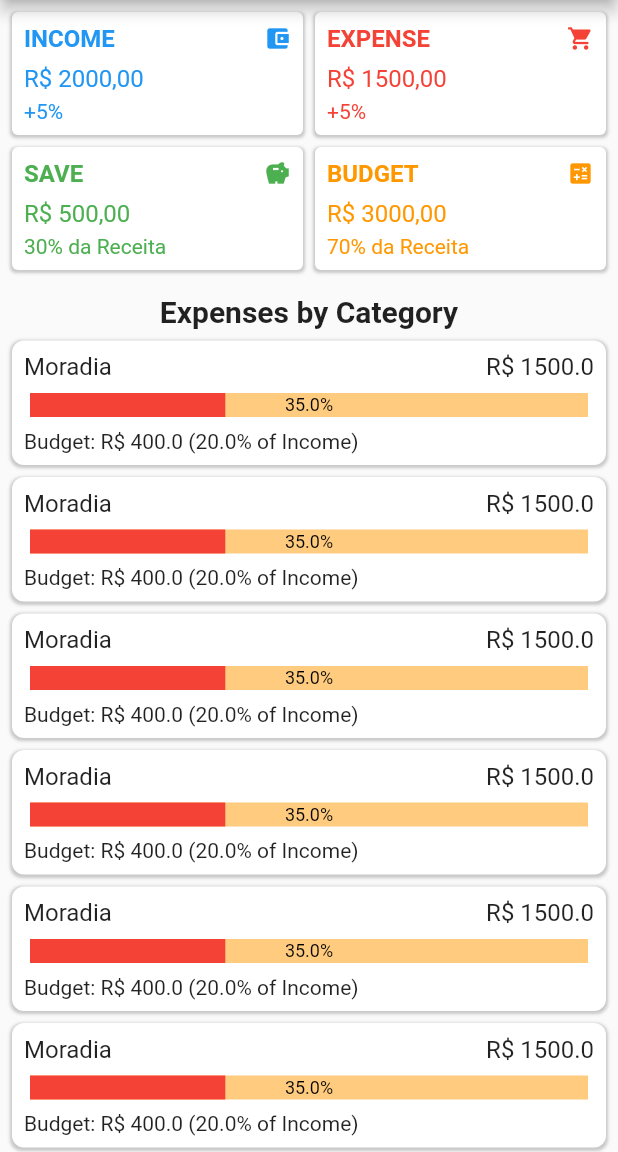
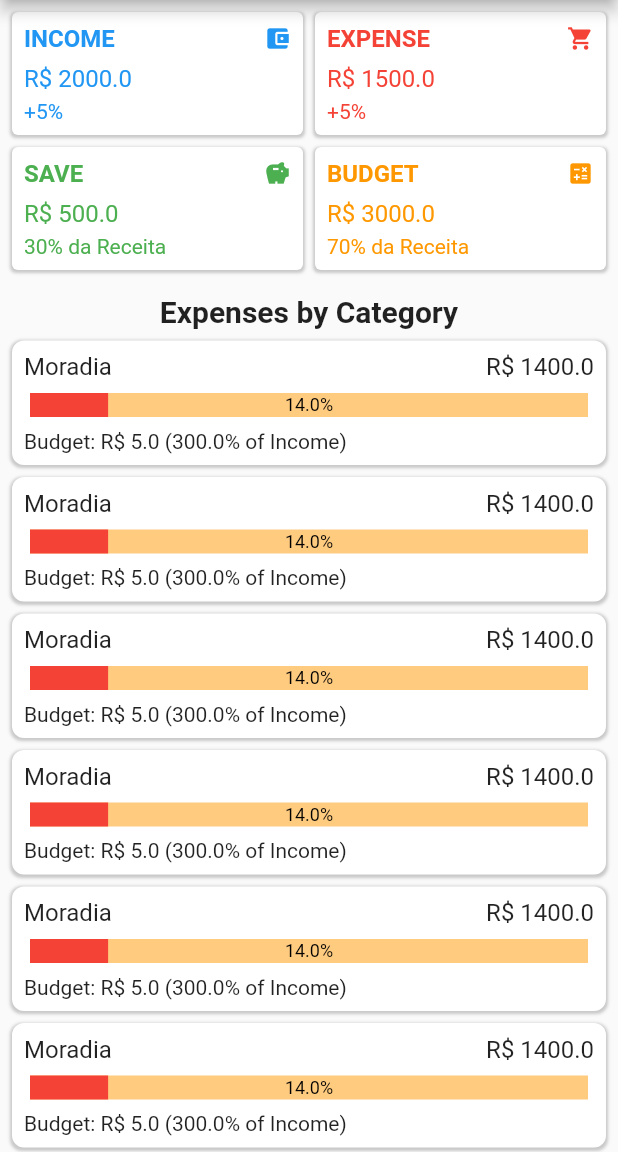
Before and after one commit to hebertjulio/mesames, a Flutter app: the screen it shows after launch, on a phone screen of 412 x 824 dp, the part 84-1236 px from its top. Run offline on Flutter 3.47's test engine with Material 2 defaults, Android fonts, the phone set to English and light mode, and no system bars; drawn by our look-alikes of percent_indicator.

Commit message:
Ajustes nos componentes overview e chart by category

```diff
--- a/lib/components/chart_by_category.dart
+++ b/lib/components/chart_by_category.dart
@@ -2,6 +2,10 @@ import 'package:flutter/material.dart';
 import 'package:percent_indicator/percent_indicator.dart';
 
 class ChartByCategory extends StatelessWidget {
+  final List<ChartByCategoryData> _data;
+
+  ChartByCategory(this._data) : assert(_data != null);
+
   @override
   Widget build(BuildContext context) {
     return Column(
@@ -20,26 +24,8 @@ class ChartByCategory extends StatelessWidget {
           physics: NeverScrollableScrollPhysics(),
           scrollDirection: Axis.vertical,
           shrinkWrap: true,
-          children: [
-            _ChartByCategoryItem(
-                ChartByCategoryData('Moradia', 'R\$', 35, 1500, 400, 20)),
-            _ChartByCategoryItem(
-                ChartByCategoryData('Moradia', 'R\$', 35, 1500, 400, 20)),
-            _ChartByCategoryItem(
-                ChartByCategoryData('Moradia', 'R\$', 35, 1500, 400, 20)),
-            _ChartByCategoryItem(
-                ChartByCategoryData('Moradia', 'R\$', 35, 1500, 400, 20)),
-            _ChartByCategoryItem(
-                ChartByCategoryData('Moradia', 'R\$', 35, 1500, 400, 20)),
-            _ChartByCategoryItem(
-                ChartByCategoryData('Moradia', 'R\$', 35, 1500, 400, 20)),
-            _ChartByCategoryItem(
-                ChartByCategoryData('Moradia', 'R\$', 35, 1500, 400, 20)),
-            _ChartByCategoryItem(
-                ChartByCategoryData('Moradia', 'R\$', 35, 1500, 400, 20)),
-            _ChartByCategoryItem(
-                ChartByCategoryData('Moradia', 'R\$', 35, 1500, 400, 20)),
-          ],
+          children:
+              this._data.map((data) => _ChartByCategoryItem(data)).toList(),
         ),
       ],
     );
@@ -137,8 +123,8 @@ class ChartByCategoryData {
   ChartByCategoryData(
     this.categoryName,
     this.currency,
+    this.totalValue,
     this.totalPercentage,
-    this.totalValue,
     this.budgetValue,
     this.budgetpercentage,
   );
--- a/lib/components/overview.dart
+++ b/lib/components/overview.dart
@@ -1,53 +1,50 @@
 import 'package:flutter/material.dart';
 
 class Overview extends StatelessWidget {
-  final OverviewData income;
-  final OverviewData expense;
-  final OverviewData save;
-  final OverviewData budget;
+  final OverviewData _incomeData;
+  final OverviewData _expenseData;
+  final OverviewData _saveData;
+  final OverviewData _budgetData;
 
-  Overview({this.income, this.expense, this.save, this.budget});
+  Overview(
+    this._incomeData,
+    this._expenseData,
+    this._saveData,
+    this._budgetData,
+  )   : assert(_incomeData != null),
+        assert(_expenseData != null),
+        assert(_saveData != null),
+        assert(_budgetData != null);
 
   @override
   Widget build(BuildContext context) {
     return Column(
       children: [
-        Row(
-          mainAxisAlignment: MainAxisAlignment.spaceBetween,
-          children: [
-            _OverviewItem(
-                title: 'INCOME',
-                data: this.income,
-                color: Colors.blue,
-                icon: Icons.account_balance_wallet,
-                onTap: () {}),
-            SizedBox(width: 8),
-            _OverviewItem(
-                title: 'EXPENSE',
-                data: this.expense,
-                color: Colors.red,
-                icon: Icons.shopping_cart,
-                onTap: () {}),
-          ],
+        Padding(
+          padding: const EdgeInsets.only(bottom: 4.0),
+          child: Row(
+            mainAxisAlignment: MainAxisAlignment.spaceBetween,
+            children: [
+              _OverviewItem('INCOME', this._incomeData, Colors.blue,
+                  Icons.account_balance_wallet, () {}),
+              SizedBox(width: 8),
+              _OverviewItem('EXPENSE', this._expenseData, Colors.red,
+                  Icons.shopping_cart, () {}),
+            ],
+          ),
         ),
-        SizedBox(height: 8),
-        Row(
-          mainAxisAlignment: MainAxisAlignment.spaceBetween,
-          children: [
-            _OverviewItem(
-                title: 'SAVE',
-                data: this.save,
-                color: Colors.green,
-                icon: Icons.savings,
-                onTap: () {}),
-            SizedBox(width: 8),
-            _OverviewItem(
-                title: 'BUDGET',
-                data: this.budget,
-                color: Colors.orange,
-                icon: Icons.calculate,
-                onTap: () {}),
-          ],
+        Padding(
+          padding: const EdgeInsets.only(top: 4.0),
+          child: Row(
+            mainAxisAlignment: MainAxisAlignment.spaceBetween,
+            children: [
+              _OverviewItem(
+                  'SAVE', this._saveData, Colors.green, Icons.savings, () {}),
+              SizedBox(width: 8),
+              _OverviewItem('BUDGET', this._budgetData, Colors.orange,
+                  Icons.calculate, () {}),
+            ],
+          ),
         ),
       ],
     );
@@ -55,19 +52,25 @@ class Overview extends StatelessWidget {
 }
 
 class _OverviewItem extends StatelessWidget {
-  final String title;
-  final OverviewData data;
-  final Color color;
-  final IconData icon;
-  final Function onTap;
+  final String _title;
+  final OverviewData _data;
+  final Color _color;
+  final IconData _icon;
+  final Function _onTap;
 
-  _OverviewItem({this.title, this.data, this.color, this.onTap, this.icon});
+  _OverviewItem(
+    this._title,
+    this._data,
+    this._color,
+    this._icon,
+    this._onTap,
+  );
 
   @override
   Widget build(BuildContext context) {
     return Expanded(
       child: InkWell(
-        onTap: this.onTap,
+        onTap: this._onTap,
         child: Container(
           decoration: BoxDecoration(
             color: Colors.white,
@@ -93,17 +96,17 @@ class _OverviewItem extends StatelessWidget {
                     mainAxisAlignment: MainAxisAlignment.spaceBetween,
                     children: [
                       Text(
-                        this.title,
+                        this._title.toUpperCase(),
                         style: TextStyle(
-                          color: this.color,
+                          color: this._color,
                           fontWeight: FontWeight.bold,
                           fontSize: 16,
                         ),
                       ),
                       Icon(
-                        this.icon,
+                        this._icon,
                         size: 18,
-                        color: this.color,
+                        color: this._color,
                       ),
                     ],
                   ),
@@ -111,17 +114,17 @@ class _OverviewItem extends StatelessWidget {
                 Padding(
                   padding: EdgeInsets.only(bottom: 4.0),
                   child: Text(
-                    this.data.value,
+                    "${this._data.currency} ${this._data.value}",
                     style: TextStyle(
-                      color: this.color,
+                      color: this._color,
                       fontSize: 16,
                     ),
                   ),
                 ),
                 Text(
-                  this.data.info,
+                  this._data.footer,
                   style: TextStyle(
-                    color: this.color,
+                    color: this._color,
                     fontSize: 14,
                   ),
                 ),
@@ -135,8 +138,13 @@ class _OverviewItem extends StatelessWidget {
 }
 
 class OverviewData {
-  final String value;
-  final String info;
+  final String currency;
+  final double value;
+  final String footer;
 
-  OverviewData(this.value, this.info);
+  OverviewData(
+    this.currency,
+    this.value,
+    this.footer,
+  );
 }
--- a/lib/pages/home_page.dart
+++ b/lib/pages/home_page.dart
@@ -23,13 +23,27 @@ class HomePage extends StatelessWidget {
               Padding(
                 padding: const EdgeInsets.only(bottom: 16.0),
                 child: Overview(
-                  income: OverviewData('R\$ 2000,00', '+5%'),
-                  expense: OverviewData('R\$ 1500,00', '+5%'),
-                  save: OverviewData('R\$ 500,00', '30% da Receita'),
-                  budget: OverviewData('R\$ 3000,00', '70% da Receita'),
+                  OverviewData('R\$', 2000, '+5%'),
+                  OverviewData('R\$', 1500, '+5%'),
+                  OverviewData('R\$', 500, '30% da Receita'),
+                  OverviewData('R\$', 3000, '70% da Receita'),
                 ),
               ),
-              ChartByCategory(),
+              ChartByCategory(<ChartByCategoryData>[
+                ChartByCategoryData('Moradia', 'R\$', 1400, 14, 5, 300),
+                ChartByCategoryData('Moradia', 'R\$', 1400, 14, 5, 300),
+                ChartByCategoryData('Moradia', 'R\$', 1400, 14, 5, 300),
+                ChartByCategoryData('Moradia', 'R\$', 1400, 14, 5, 300),
+                ChartByCategoryData('Moradia', 'R\$', 1400, 14, 5, 300),
+                ChartByCategoryData('Moradia', 'R\$', 1400, 14, 5, 300),
+                ChartByCategoryData('Moradia', 'R\$', 1400, 14, 5, 300),
+                ChartByCategoryData('Moradia', 'R\$', 1400, 14, 5, 300),
+                ChartByCategoryData('Moradia', 'R\$', 1400, 14, 5, 300),
+                ChartByCategoryData('Moradia', 'R\$', 1400, 14, 5, 300),
+                ChartByCategoryData('Moradia', 'R\$', 1400, 14, 5, 300),
+                ChartByCategoryData('Moradia', 'R\$', 1400, 14, 5, 300),
+                ChartByCategoryData('Moradia', 'R\$', 1400, 14, 5, 300),
+              ]),
             ],
           ),
         ),
```
